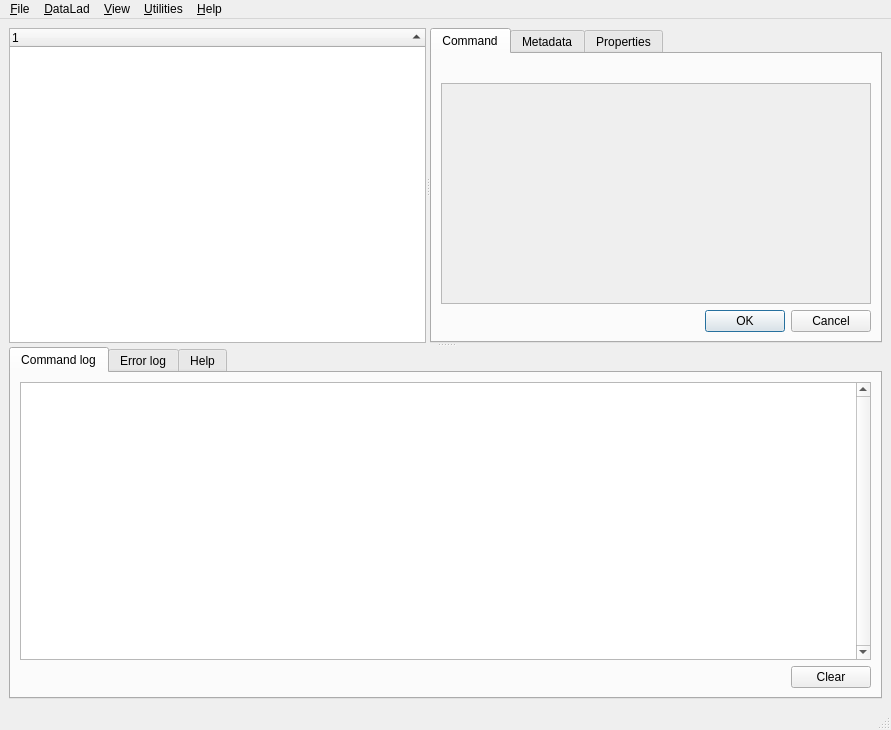
Before: the Qt Designer form datalad_gooey/resources/ui/main_window.ui in datalad/datalad-gooey, drawn with Qt 5.
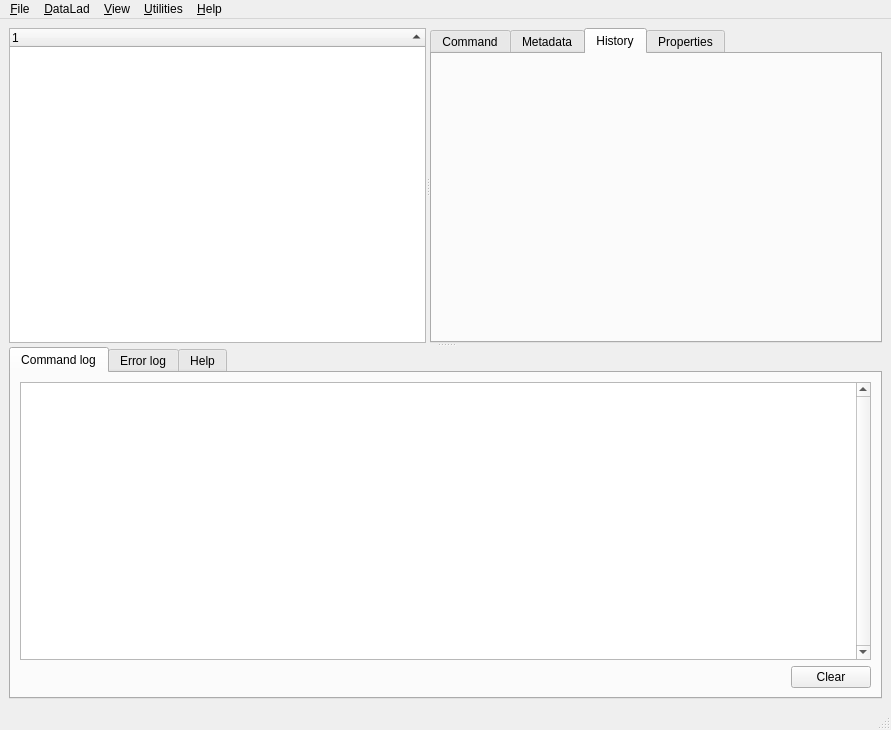
After: the same form once the commit is applied. The open tabs and pages were chosen to show the change. Custom widgets are drawn as their Qt base class.

Commit message:
Add a history tab
It shows the (partial) history of whatever is selected (left-click),
if there is any history.

The log is loaded on demand so is reasonably fast.

A full commit visualizing dialog is sketched (click on ref), but not
implemented yet.

Diff of the .ui file:
```diff
--- a/datalad_gooey/resources/ui/main_window.ui
+++ b/datalad_gooey/resources/ui/main_window.ui
@@ -138,6 +138,16 @@
           </item>
          </layout>
         </widget>
+        <widget class="QWidget" name="historyTab">
+         <attribute name="title">
+          <string>History</string>
+         </attribute>
+         <layout class="QVBoxLayout" name="verticalLayout_7">
+          <item>
+           <widget class="HistoryWidget" name="historyWidget" native="true"/>
+          </item>
+         </layout>
+        </widget>
         <widget class="QWidget" name="propertiesTab">
          <attribute name="title">
           <string>Properties</string>
@@ -410,6 +420,12 @@
    <header>datalad_gooey.metadata_widget</header>
    <container>1</container>
   </customwidget>
+  <customwidget>
+   <class>HistoryWidget</class>
+   <extends>QWidget</extends>
+   <header>datalad_gooey.history_widget</header>
+   <container>1</container>
+  </customwidget>
  </customwidgets>
  <resources/>
  <connections>
```
The commit also changes 3 other files.
